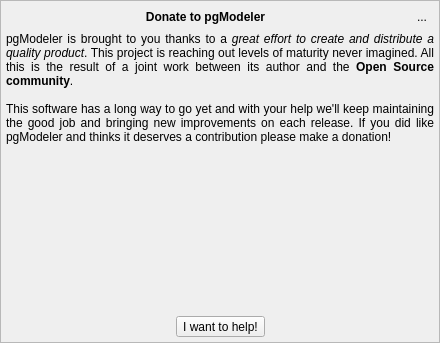
pgmodeler/pgmodeler, file libs/libgui/ui/widgets/donatewidget.ui: the form before one commit.
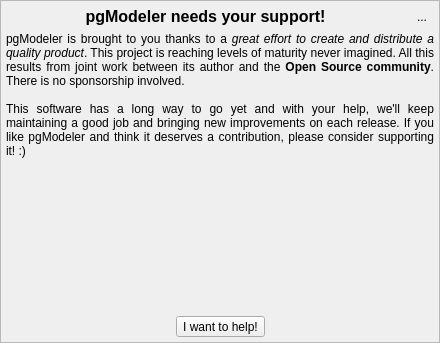
The form after the commit. Icons and pictures are not drawn.

The edit to the form file:
```diff
--- a/libs/libgui/ui/widgets/donatewidget.ui
+++ b/libs/libgui/ui/widgets/donatewidget.ui
@@ -66,11 +66,12 @@
        <widget class="QLabel" name="title_lbl">
         <property name="font">
          <font>
+          <pointsize>12</pointsize>
           <bold>true</bold>
          </font>
         </property>
         <property name="text">
-         <string>Donate to pgModeler</string>
+         <string>pgModeler needs your support!</string>
         </property>
         <property name="alignment">
          <set>Qt::AlignCenter</set>
@@ -129,7 +130,7 @@
          <enum>QFrame::NoFrame</enum>
         </property>
         <property name="text">
-         <string>&lt;html&gt;&lt;head/&gt;&lt;body&gt;&lt;p&gt;pgModeler is brought to you thanks to a &lt;span style=&quot; font-style:italic;&quot;&gt;great effort to create and distribute a quality product&lt;/span&gt;. This project is reaching out levels of maturity never imagined. All this is the result of a joint work between its author and the &lt;span style=&quot; font-weight:600;&quot;&gt;Open Source community&lt;/span&gt;. &lt;br/&gt;&lt;br/&gt;This software has a long way to go yet and with your help we'll keep maintaining the good job and bringing new improvements on each release. If you did like pgModeler and thinks it deserves a contribution please make a donation!&lt;/p&gt;&lt;/body&gt;&lt;/html&gt;</string>
+         <string>&lt;html&gt;&lt;head/&gt;&lt;body&gt;&lt;p&gt;pgModeler is brought to you thanks to a &lt;span style=&quot; font-style:italic;&quot;&gt;great effort to create and distribute a quality product&lt;/span&gt;. This project is reaching levels of maturity never imagined. All this results from joint work between its author and the &lt;span style=&quot; font-weight:600;&quot;&gt;Open Source community&lt;/span&gt;. There is no sponsorship involved.&lt;br/&gt;&lt;br/&gt;This software has a long way to go yet and with your help, we'll keep maintaining a good job and bringing new improvements on each release. If you like pgModeler and think it deserves a contribution, please consider supporting it! :)&lt;/p&gt;&lt;/body&gt;&lt;/html&gt;</string>
         </property>
         <property name="textFormat">
          <enum>Qt::RichText</enum>
```
